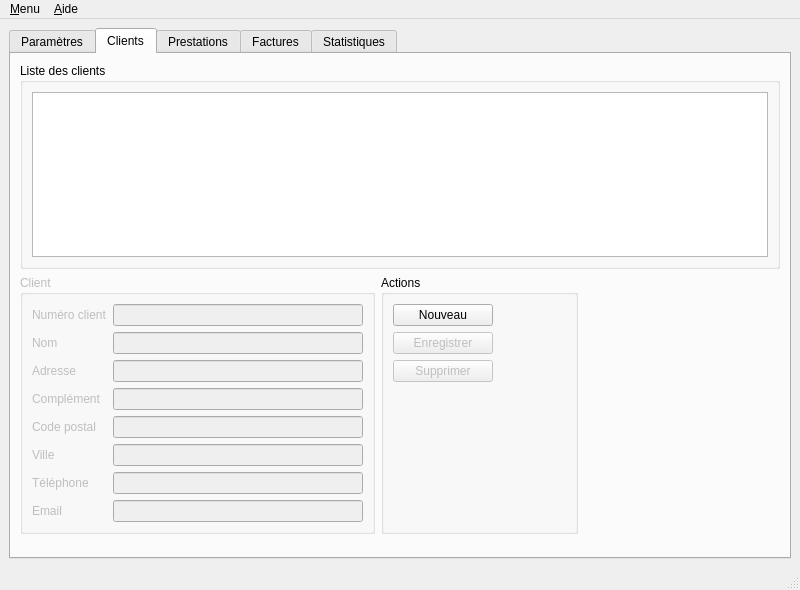
Above: ui/Qfacture.ui from jpec/Qfacture before the change. Below: the same form after it.
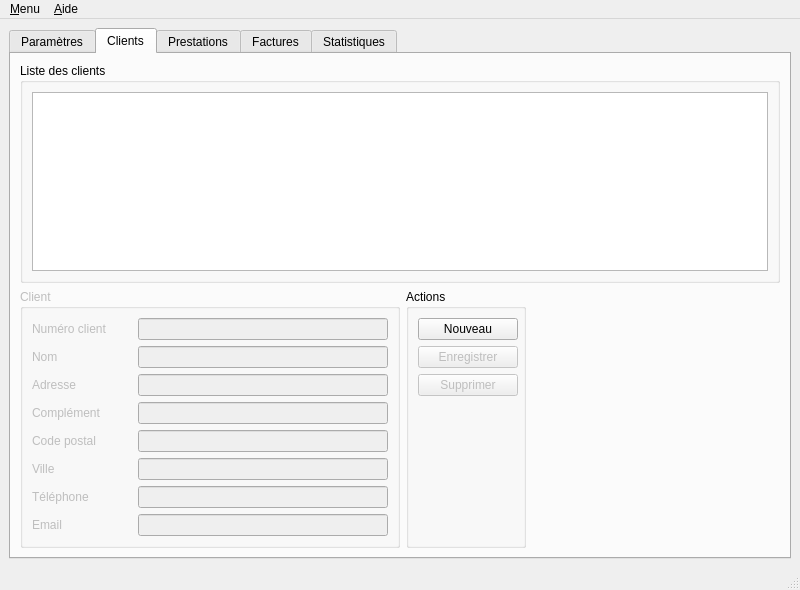
That is the form after the change. The open tabs and pages were chosen to show the change.

Commit message: Implementing client tab (in process).

Diff of the .ui file:
```diff
--- a/ui/Qfacture.ui
+++ b/ui/Qfacture.ui
@@ -728,6 +728,12 @@
           <layout class="QGridLayout" name="gridLayout_5">
            <item row="0" column="0">
             <widget class="QTableView" name="cTable">
+             <property name="sizePolicy">
+              <sizepolicy hsizetype="Expanding" vsizetype="Expanding">
+               <horstretch>0</horstretch>
+               <verstretch>0</verstretch>
+              </sizepolicy>
+             </property>
              <property name="sortingEnabled">
               <bool>true</bool>
              </property>
@@ -741,6 +747,18 @@
           <property name="enabled">
            <bool>false</bool>
           </property>
+          <property name="minimumSize">
+           <size>
+            <width>380</width>
+            <height>0</height>
+           </size>
+          </property>
+          <property name="maximumSize">
+           <size>
+            <width>380</width>
+            <height>300</height>
+           </size>
+          </property>
           <property name="title">
            <string>Client</string>
           </property>
@@ -927,6 +945,12 @@
            </item>
            <item row="1" column="0">
             <widget class="QLabel" name="label_10">
+             <property name="minimumSize">
+              <size>
+               <width>100</width>
+               <height>0</height>
+              </size>
+             </property>
              <property name="text">
               <string>Numéro client</string>
              </property>
@@ -937,6 +961,18 @@
         </item>
         <item row="1" column="1">
          <widget class="QGroupBox" name="actGroupBox">
+          <property name="minimumSize">
+           <size>
+            <width>120</width>
+            <height>0</height>
+           </size>
+          </property>
+          <property name="maximumSize">
+           <size>
+            <width>120</width>
+            <height>300</height>
+           </size>
+          </property>
           <property name="title">
            <string>Actions</string>
           </property>
@@ -1023,19 +1059,6 @@
           </layout>
          </widget>
         </item>
-        <item row="2" column="0">
-         <spacer name="verticalSpacer_2">
-          <property name="orientation">
-           <enum>Qt::Vertical</enum>
-          </property>
-          <property name="sizeHint" stdset="0">
-           <size>
-            <width>20</width>
-            <height>40</height>
-           </size>
-          </property>
-         </spacer>
-        </item>
         <item row="1" column="2">
          <spacer name="horizontalSpacer_3">
           <property name="orientation">
```
Left out of the diff: 15 changed lines with no effect on the pictures. The commit also changes 4 other files.
